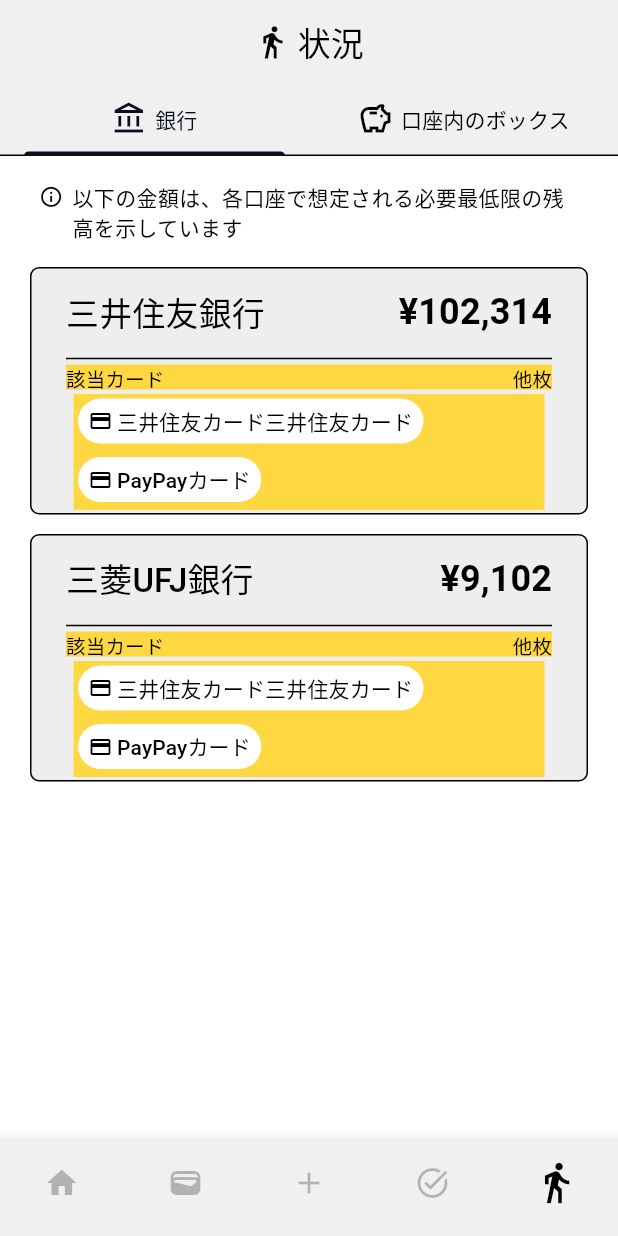
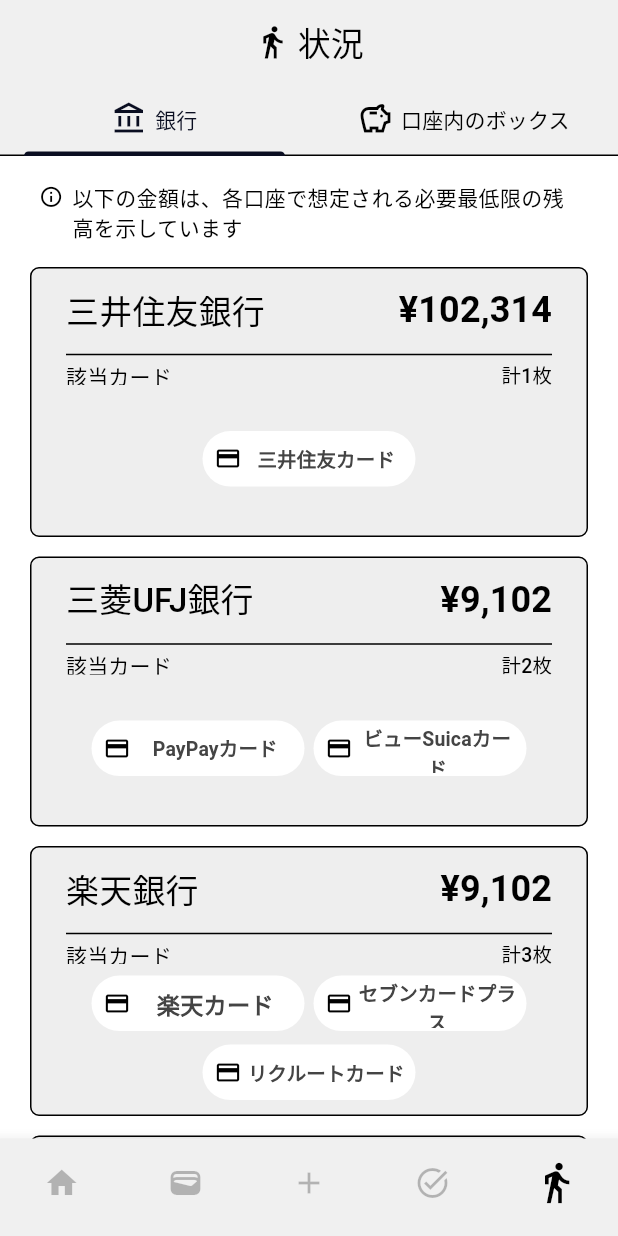
Before and after one commit to laughtaone/creeasy, a Flutter app: the screen it shows after launch, item 5 of the bottom bar chosen, on a phone screen of 412 x 824 dp. Run offline on Flutter 3.47's test engine with Material 3 defaults, Android fonts, the phone set to English and light mode, and no system bars; our stand-ins replace auto_size_text, font_awesome_flutter, settings_ui; Roboto replaces fonts that are missing (MPlus1p).

```diff
--- a/lib/status/mini_card_comp.dart
+++ b/lib/status/mini_card_comp.dart
@@ -1,23 +1,36 @@
 import 'package:flutter/material.dart';
-// import文：import 'package:creeasy/status/mini_card_comp.dart';
 
 
 Container cardIconNameComp(String recvCardName) {
   return Container(
     margin: const EdgeInsets.only(left: 3, right: 3, top: 3, bottom: 3),
-    padding: const EdgeInsets.fromLTRB(7, 3, 7, 3),
+    padding: const EdgeInsets.fromLTRB(6, 2, 6, 2),
     decoration: BoxDecoration(
       color: Colors.white,
       borderRadius: BorderRadius.circular(20),
     ),
-    height: 30,
+    height: 37,
+    width: 142,
     child: Row(
       mainAxisSize: MainAxisSize.min,
-      mainAxisAlignment: MainAxisAlignment.center,
+      mainAxisAlignment: MainAxisAlignment.start,
       children: [
-        const Icon(Icons.credit_card, size: 16, color: Colors.black,),
+        const SizedBox(width: 2),
+        const Icon(Icons.credit_card, size: 18, color: Colors.black,),
         const SizedBox(width: 3),
-        Text(recvCardName, style: const TextStyle(fontSize: 14, color: Colors.black),)
+        Expanded(
+          child: Text(
+            recvCardName,
+            textAlign: TextAlign.center,
+            style: TextStyle(
+              fontSize: (recvCardName.length<7) ?15.5 :13,
+              color: const Color(0xff444444),
+              fontWeight: FontWeight.bold,
+            ),
+            overflow: TextOverflow.ellipsis,
+            maxLines: 2,
+          ),
+        ),
       ],
     ),
   );
--- a/lib/status/status.dart
+++ b/lib/status/status.dart
@@ -29,7 +29,13 @@ class StatusPage extends StatefulWidget {
 
 class _StatusPageState extends State<StatusPage> with SingleTickerProviderStateMixin {
   late TabController _tabController;
-  List<dynamic> _statusBankList = [['三井住友銀行', 102314], ['三菱UFJ銀行', 9102]];
+  List<dynamic> _statusBankList = [
+    ['三井住友銀行', 102314, ['三井住友カード']],
+    ['三菱UFJ銀行', 9102, ['PayPayカード', 'ビューSuicaカード']],
+    ['楽天銀行', 9102, ['楽天カード', 'セブンカードプラス', 'リクルートカード']],
+    ['ゆうちょ銀行', 9102, ['auPAYカード', 'dカード', 'エポスカード', 'メルカード']],
+    ['みずほああああああああaaaaaaaaaあああああああああ銀行', 9102, ['auPAYカードaaaaaaaaaaaaaaaaaaaaa', 'dカード', 'エポスカード', 'メルカード', 'P-oneカード']]
+  ];
 
   @override
   void initState() {
@@ -131,13 +137,14 @@ class _StatusPageState extends State<StatusPage> with SingleTickerProviderStateM
                 miniInfo(passText: '以下の金額は、各口座で想定される必要最低限の残高を示しています', customTextSize: 14, customTopPadding: 7, customBottomPadding: 17),
                 ListView.builder(
                   shrinkWrap: true,
-                  physics: NeverScrollableScrollPhysics(),
+                  physics: const NeverScrollableScrollPhysics(),
                   itemCount: _statusBankList.length,
                   itemBuilder: (BuildContext context, int index) {
                     return StatusBankTileComp(
                       bankName: _statusBankList[index][0],
                       bankBalance: _statusBankList[index][1],
-                      gaitoCard: ['三井住友カード三井住友カード', 'PayPayカード', '楽天カード', 'auPAYカード', 'dカード'],
+                      gaitoCard: _statusBankList[index][2],
+
                     );
                   }
                 )
@@ -149,11 +156,23 @@ class _StatusPageState extends State<StatusPage> with SingleTickerProviderStateM
             // ===================================== 銀行 タブ =========================================
             Padding(
               padding: const EdgeInsets.only(left: 20, right: 20, top: 10),
-              child: ListView(
-                children: [
+              child: ListView(children: [
+                miniInfo(passText: '以下の金額は、各口座で想定される必要最低限の残高を示しています', customTextSize: 14, customTopPadding: 7, customBottomPadding: 17),
+                ListView.builder(
+                  shrinkWrap: true,
+                  physics: const NeverScrollableScrollPhysics(),
+                  itemCount: _statusBankList.length,
+                  itemBuilder: (BuildContext context, int index) {
+                    return StatusBankTileComp(
+                      bankName: _statusBankList[index][0],
+                      bankBalance: _statusBankList[index][1],
+                      gaitoCard: _statusBankList[index][2],
 
-                ],
-              ),
+                    );
+                  }
+                )
+
+              ]),
             ),
             // =======================================================================================
 
--- a/lib/status/status_bank_tile_comp.dart
+++ b/lib/status/status_bank_tile_comp.dart
@@ -29,7 +29,7 @@ class StatusBankTileComp extends StatelessWidget {
           shape: RoundedRectangleBorder(
             borderRadius: BorderRadius.circular(6),
           ),
-          fixedSize: const Size.fromHeight(165)
+          fixedSize: const Size.fromHeight(180)
         ),
         child: Column(
           children: [
@@ -70,51 +70,47 @@ class StatusBankTileComp extends StatelessWidget {
 
             // --------------------------------------------- 下部分 ---------------------------------------------
             Expanded(
-              flex: 5,
+              flex: 6,
               child: Column(
                 children: [
                   Expanded(
                     flex: 1,
                     child: Container(
-                      color: Colors.amberAccent,
+                      // color: Colors.amberAccent,
                       alignment: Alignment.centerLeft,
                       child: Row(
                         mainAxisAlignment: MainAxisAlignment.spaceBetween,
                         children: [
-                          Text('該当カード', style: TextStyle(fontSize: 13, color: Colors.black),),
-                          Text('他枚', style: TextStyle(fontSize: 13, color: Colors.black),),
+                          const Text('該当カード', style: TextStyle(fontSize: 14, color: Colors.black),),
+                          (gaitoCard.length > 4)
+                            ? Text('他${gaitoCard.length > 4 ? gaitoCard.length - 4 : 0}枚 | 計${gaitoCard.length}枚', style: const TextStyle(fontSize: 13, color: Colors.black),)
+                            : Text('計${gaitoCard.length}枚', style: const TextStyle(fontSize: 13, color: Colors.black),)
                         ],
                       )
                     )
                   ),
                   Expanded(
-                    flex: 5,
-                    child: Padding(
-                      padding: const EdgeInsets.only(left: 5, right: 5, top: 3, bottom: 3),
+                    flex: 6,
                     child: Container(
-                        color: Colors.amberAccent,
-                        // 外側のContainerに制約を設ける
-                        constraints: BoxConstraints(
-                          maxHeight: 200, // 必要に応じて高さを調整
-                        ),
+                      // color: Colors.amberAccent,
                       width: double.infinity,
-                        child: SingleChildScrollView(
-                          physics: const NeverScrollableScrollPhysics(),
+                      child: Center(
                         child: Wrap(
-                            alignment: WrapAlignment.start,
+                          alignment: WrapAlignment.center,
                           crossAxisAlignment: WrapCrossAlignment.start,
                           spacing: 0, // アイテム間の水平スペース
                           runSpacing: 3.0, // アイテム間の垂直スペース
-                            children: gaitoCard.take(2).map((cardName) => cardIconNameComp(cardName)).toList(),
-                          ),
+                          children: gaitoCard.take(4).map((cardName) => cardIconNameComp(cardName)).toList(),
                         ),
                       ),
                     ),
                   )
                 ],
               ),
-            )
+            ),
             // -------------------------------------------------------------------------------------------------
+
+            const SizedBox(height: 3),
           ],
         ),
       ),
```
Lines whose indentation alone changed are shown as unchanged.
